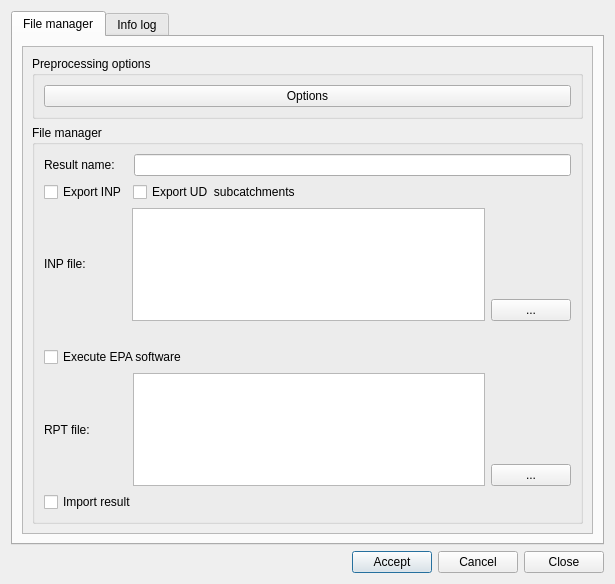
Above: core/ui/toolbars/main/go2epa.ui from ibergis/ibergis_qgis_plugin before the change. Below: the same form after it.
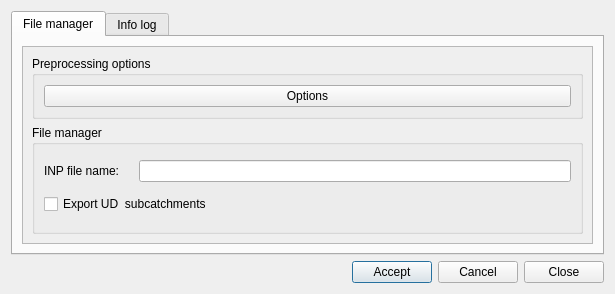
That is the form after the change.

Commit message: Separate "Export INP" & "Execute model" buttons

```diff
--- a/core/ui/toolbars/main/go2epa.ui
+++ b/core/ui/toolbars/main/go2epa.ui
@@ -7,7 +7,7 @@
     <x>0</x>
     <y>0</y>
     <width>615</width>
-    <height>584</height>
+    <height>294</height>
    </rect>
   </property>
   <property name="windowTitle">
@@ -95,7 +95,7 @@
             <x>0</x>
             <y>0</y>
             <width>571</width>
-            <height>485</height>
+            <height>195</height>
            </rect>
           </property>
           <layout class="QGridLayout" name="gridLayout_5">
@@ -158,7 +158,7 @@
                      </sizepolicy>
                     </property>
                     <property name="text">
-                     <string>Result name:    </string>
+                     <string>INP file name:    </string>
                     </property>
                    </widget>
                   </item>
@@ -185,19 +185,6 @@
                   <property name="topMargin">
                    <number>0</number>
                   </property>
-                  <item>
-                   <widget class="QCheckBox" name="chk_export">
-                    <property name="sizePolicy">
-                     <sizepolicy hsizetype="Fixed" vsizetype="Fixed">
-                      <horstretch>0</horstretch>
-                      <verstretch>0</verstretch>
-                     </sizepolicy>
-                    </property>
-                    <property name="text">
-                     <string>Export INP</string>
-                    </property>
-                   </widget>
-                  </item>
                   <item>
                    <widget class="QCheckBox" name="chk_export_subcatch">
                     <property name="sizePolicy">
@@ -226,159 +213,6 @@
                   </item>
                  </layout>
                 </item>
-                <item>
-                 <layout class="QHBoxLayout" name="horizontalLayout_5">
-                  <item>
-                   <widget class="QLabel" name="lbl_inp_file">
-                    <property name="sizePolicy">
-                     <sizepolicy hsizetype="Fixed" vsizetype="Fixed">
-                      <horstretch>0</horstretch>
-                      <verstretch>0</verstretch>
-                     </sizepolicy>
-                    </property>
-                    <property name="text">
-                     <string>INP file:            </string>
-                    </property>
-                   </widget>
-                  </item>
-                  <item>
-                   <widget class="QTextEdit" name="txt_file_inp">
-                    <property name="enabled">
-                     <bool>true</bool>
-                    </property>
-                    <property name="sizePolicy">
-                     <sizepolicy hsizetype="Expanding" vsizetype="Ignored">
-                      <horstretch>0</horstretch>
-                      <verstretch>0</verstretch>
-                     </sizepolicy>
-                    </property>
-                    <property name="minimumSize">
-                     <size>
-                      <width>0</width>
-                      <height>0</height>
-                     </size>
-                    </property>
-                    <property name="readOnly">
-                     <bool>true</bool>
-                    </property>
-                   </widget>
-                  </item>
-                  <item>
-                   <layout class="QVBoxLayout" name="verticalLayout_3">
-                    <item>
-                     <spacer name="verticalSpacer">
-                      <property name="orientation">
-                       <enum>Qt::Vertical</enum>
-                      </property>
-                      <property name="sizeHint" stdset="0">
-                       <size>
-                        <width>20</width>
-                        <height>40</height>
-                       </size>
-                      </property>
-                     </spacer>
-                    </item>
-                    <item>
-                     <widget class="QPushButton" name="btn_file_inp">
-                      <property name="sizePolicy">
-                       <sizepolicy hsizetype="Fixed" vsizetype="Fixed">
-                        <horstretch>0</horstretch>
-                        <verstretch>0</verstretch>
-                       </sizepolicy>
-                      </property>
-                      <property name="text">
-                       <string>...</string>
-                      </property>
-                     </widget>
-                    </item>
-                   </layout>
-                  </item>
-                 </layout>
-                </item>
-                <item>
-                 <layout class="QHBoxLayout" name="horizontalLayout_6">
-                  <property name="topMargin">
-                   <number>20</number>
-                  </property>
-                  <item>
-                   <widget class="QCheckBox" name="chk_exec">
-                    <property name="text">
-                     <string>Execute EPA software</string>
-                    </property>
-                   </widget>
-                  </item>
-                 </layout>
-                </item>
-                <item>
-                 <layout class="QHBoxLayout" name="horizontalLayout_7">
-                  <item>
-                   <widget class="QLabel" name="lbl_rpt_file">
-                    <property name="sizePolicy">
-                     <sizepolicy hsizetype="Fixed" vsizetype="Preferred">
-                      <horstretch>0</horstretch>
-                      <verstretch>0</verstretch>
-                     </sizepolicy>
-                    </property>
-                    <property name="text">
-                     <string>RPT file:           </string>
-                    </property>
-                   </widget>
-                  </item>
-                  <item>
-                   <widget class="QTextEdit" name="txt_file_rpt">
-                    <property name="sizePolicy">
-                     <sizepolicy hsizetype="Expanding" vsizetype="Ignored">
-                      <horstretch>0</horstretch>
-                      <verstretch>0</verstretch>
-                     </sizepolicy>
-                    </property>
-                    <property name="readOnly">
-                     <bool>true</bool>
-                    </property>
-                   </widget>
-                  </item>
-                  <item>
-                   <layout class="QVBoxLayout" name="verticalLayout_4">
-                    <item>
-                     <spacer name="verticalSpacer_2">
-                      <property name="orientation">
-                       <enum>Qt::Vertical</enum>
-                      </property>
-                      <property name="sizeHint" stdset="0">
-                       <size>
-                        <width>20</width>
-                        <height>40</height>
-                       </size>
-                      </property>
-                     </spacer>
-                    </item>
-                    <item>
-                     <widget class="QPushButton" name="btn_file_rpt">
-                      <property name="sizePolicy">
-                       <sizepolicy hsizetype="Fixed" vsizetype="Fixed">
-                        <horstretch>0</horstretch>
-                        <verstretch>0</verstretch>
-                       </sizepolicy>
-                      </property>
-                      <property name="text">
-                       <string>...</string>
-                      </property>
-                      <property name="autoDefault">
-                       <bool>true</bool>
-                      </property>
-                     </widget>
-                    </item>
-                   </layout>
-                  </item>
-                 </layout>
-                </item>
-                <item>
-                 <widget class="QCheckBox" name="chk_import_result">
-                  <property name="text">
-                   <string>Import result</string>
-                  </property>
-                 </widget>
-                </item>
                </layout>
               </widget>
              </item>
```
The commit also changes 7 other files.
